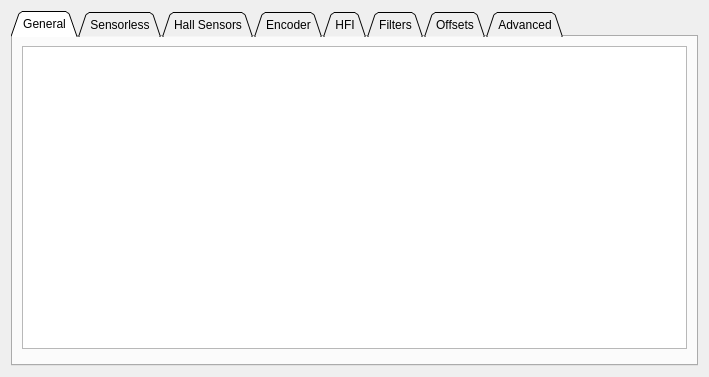
This is pages/pagefoc.ui in vedderb/vesc_tool as Qt 5 draws it before an edit. The edited form follows.
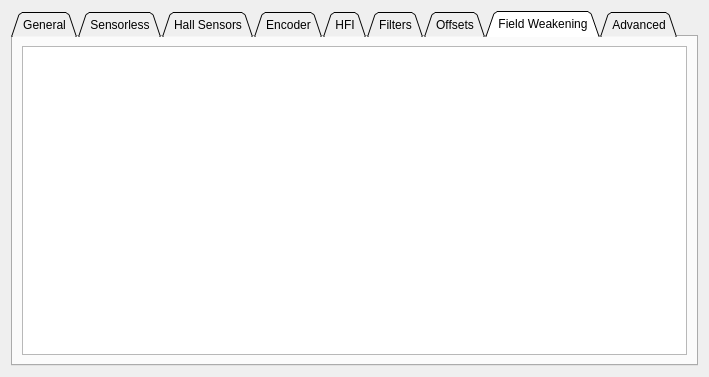
This is the edited form. The open tabs and pages were chosen to show the change. Custom widgets are drawn as their Qt base class.

Commit message: Field weakening

What changed in the file:
```diff
--- a/pages/pagefoc.ui
+++ b/pages/pagefoc.ui
@@ -167,6 +167,16 @@
        </item>
       </layout>
      </widget>
+     <widget class="QWidget" name="tab_9">
+      <attribute name="title">
+       <string>Field Weakening</string>
+      </attribute>
+      <layout class="QVBoxLayout" name="verticalLayout_10">
+       <item>
+        <widget class="ParamTable" name="fwTab"/>
+       </item>
+      </layout>
+     </widget>
      <widget class="QWidget" name="tab_5">
       <attribute name="title">
        <string>Advanced</string>
```
The commit also changes 2 other files.
